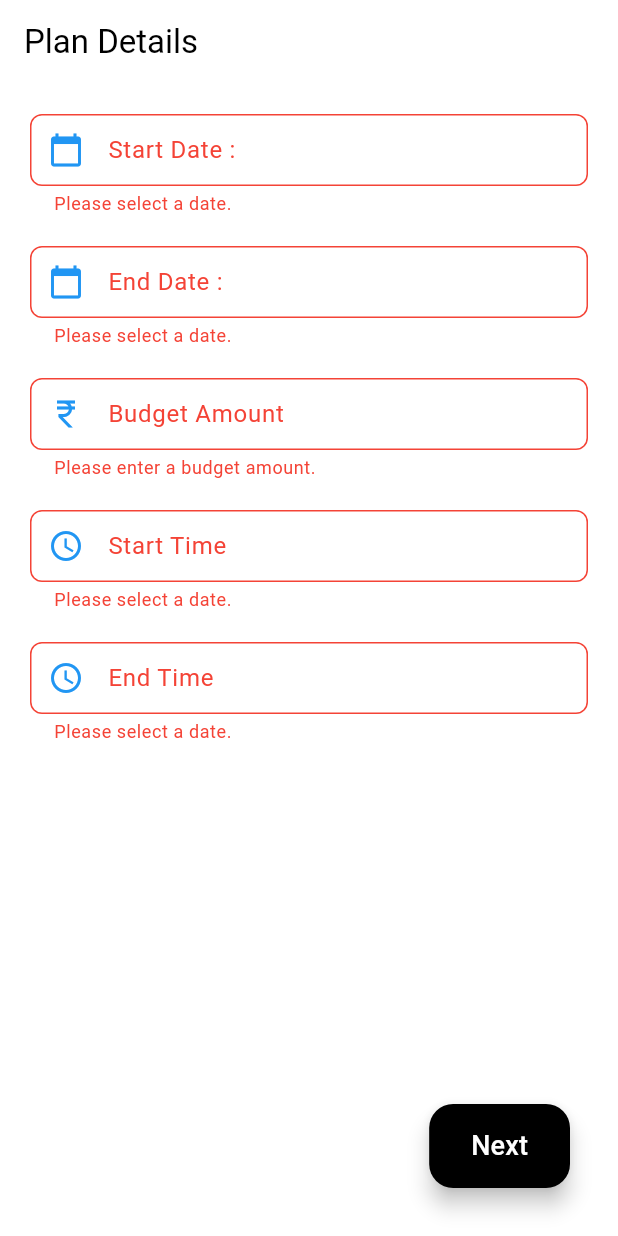
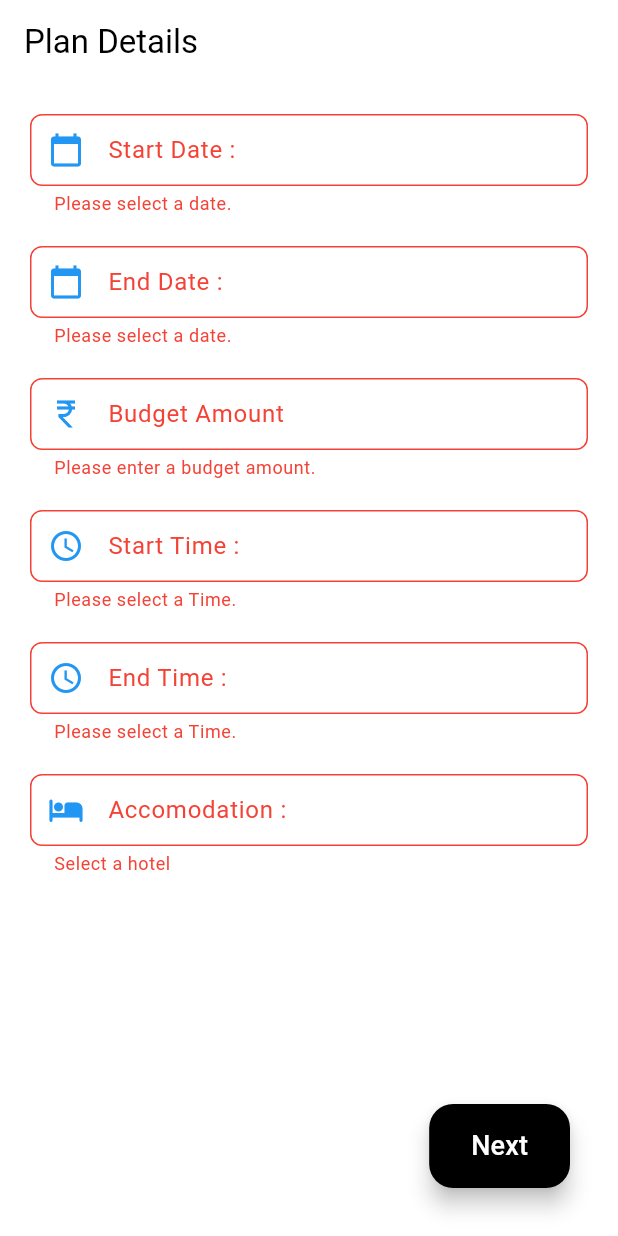
Before and after one commit to Prime-Movers/explore_ez, a Flutter app: the PlanDetails screen opened directly, after a tap on "Next", on a phone screen of 412 x 824 dp. Run offline on Flutter 3.47's test engine with Material 3 defaults, Android fonts, the phone set to English and light mode, and no system bars; our stand-ins replace bloc, cloud_firestore, equatable, firebase_auth, firebase_core, flutter_bloc and 3 more; missing offline and left inert: dart:html, flutter_polyline_points; accounts and stored records are empty.

Commit message:
added hotels dialog in plan details screeen and dependencies for the bloc

```diff
--- a/lib/app.dart
+++ b/lib/app.dart
@@ -2,6 +2,7 @@ import 'package:area_repository/area_repository.dart';
 import 'package:explore_ez/blocs/fetch_places_bloc/fetch_places_bloc.dart';
 import 'package:explore_ez/blocs/plan_details_bloc/plan_details_bloc.dart';
 import 'package:explore_ez/blocs/select_area_bloc/select_area_bloc.dart';
+import 'package:explore_ez/blocs/select_hotel_bloc/select_hotel_bloc.dart';
 import 'package:explore_ez/blocs/select_place_bloc/select_place_bloc.dart';
 import 'package:explore_ez/blocs/tour_plan_model_bloc/tour_plan_model_bloc.dart';
 import 'package:plan_repository/plan_repository.dart';
@@ -32,6 +33,7 @@ class MainApp extends StatelessWidget {
       RepositoryProvider<FetchPlacesBloc>(
           create: (_) => FetchPlacesBloc(FirebaseAreaRepo())),
       RepositoryProvider(create: (_) => SelectAreaBloc()),
+      RepositoryProvider(create: (_) => SelectHotelBloc(FirebaseAreaRepo())),
       RepositoryProvider(create: (_) => SelectPlaceBloc()),
       RepositoryProvider(create: (_) => TourPlanModelBloc(ModelPlanRepo())),
     ], child: const MyAppView());
--- a/lib/app_view.dart
+++ b/lib/app_view.dart
@@ -4,6 +4,7 @@ import 'package:explore_ez/blocs/plan_details_bloc/plan_details_bloc.dart';
 import 'package:explore_ez/blocs/select_area_bloc/select_area_bloc.dart';
 import 'package:explore_ez/blocs/get_trip_bloc/get_trip_bloc.dart';
 import 'package:explore_ez/blocs/search_area_bloc/search_area_bloc.dart';
+import 'package:explore_ez/blocs/select_hotel_bloc/select_hotel_bloc.dart';
 import 'package:explore_ez/blocs/select_place_bloc/select_place_bloc.dart';
 import 'package:explore_ez/blocs/tour_plan_model_bloc/tour_plan_model_bloc.dart';
 import 'package:flutter/material.dart';
@@ -57,6 +58,8 @@ class MyAppView extends StatelessWidget {
               ),
               BlocProvider(create: (context) => PlanDetailsBloc()),
               BlocProvider(create: (context) => SelectAreaBloc()),
+              BlocProvider(
+                  create: (context) => SelectHotelBloc(FirebaseAreaRepo())),
               BlocProvider(create: (context) => SelectPlaceBloc()),
               BlocProvider(
                 create: (context) => TourPlanModelBloc(ModelPlanRepo()),
--- a/lib/screens/plan_details/plan_details.dart
+++ b/lib/screens/plan_details/plan_details.dart
@@ -1,8 +1,11 @@
+import 'package:area_repository/area_repository.dart';
 import 'package:explore_ez/blocs/fetch_places_bloc/fetch_places_bloc.dart';
 import 'package:explore_ez/blocs/plan_details_bloc/plan_details_bloc.dart';
+import 'package:explore_ez/blocs/select_hotel_bloc/select_hotel_bloc.dart';
 import 'package:explore_ez/screens/plan_details/place_selection.dart';
 import 'package:flutter/material.dart';
 import 'package:flutter_bloc/flutter_bloc.dart';
+import 'package:explore_ez/components/textfield.dart';
 import 'package:intl/intl.dart';
 import 'package:flutter/services.dart';
 import 'package:explore_ez/components/visible_button.dart';
@@ -21,6 +24,8 @@ class _PlanDetailsState extends State<PlanDetails> {
   TextEditingController startTimeInputController = TextEditingController();
   TextEditingController endTimeInputController = TextEditingController();
   TextEditingController budgetInputController = TextEditingController();
+  TextEditingController hotelInputController = TextEditingController();
+
   var myFormat = DateFormat('yyyy-MM-dd');
 
   @override
@@ -40,20 +45,21 @@ class _PlanDetailsState extends State<PlanDetails> {
               child: Center(
                 child: Column(
                   children: <Widget>[
-                    dateField(
-                      context,
-                      "Start Date : ",
-                      startdateInputController,
-                    ),
+                    TextDetailsWidget(
+                        labelText: "Start Date : ",
+                        prefixIcon: Icons.calendar_today,
+                        onTap: () => _selectDate(),
+                        controller: startdateInputController,
+                        validation: "Please select a date. "),
                     const SizedBox(
                       height: 20,
                     ),
-                    // End date
-                    dateField(
-                      context,
-                      "End Date : ",
-                      enddateInputController,
-                    ),
+                    TextDetailsWidget(
+                        labelText: "End Date : ",
+                        prefixIcon: Icons.calendar_today,
+                        onTap: () => _selectDate(),
+                        controller: enddateInputController,
+                        validation: "Please select a date. "),
                     const SizedBox(
                       height: 20,
                     ),
@@ -61,17 +67,32 @@ class _PlanDetailsState extends State<PlanDetails> {
                     const SizedBox(
                       height: 20,
                     ),
-
-                    timeField(context, "Start Time", startTimeInputController,
-                        const TimeOfDay(hour: 8, minute: 00)),
-
+                    TextDetailsWidget(
+                        labelText: "Start Time : ",
+                        prefixIcon: Icons.access_time,
+                        onTap: () => _selectTime(
+                              const TimeOfDay(hour: 8, minute: 00),
+                            ),
+                        controller: startTimeInputController,
+                        validation: "Please select a Time. "),
                     const SizedBox(
                       height: 20,
                     ),
-                    timeField(context, "End Time", endTimeInputController,
-                        const TimeOfDay(hour: 18, minute: 00)),
-
+                    TextDetailsWidget(
+                        labelText: "End Time : ",
+                        prefixIcon: Icons.access_time,
+                        onTap: () => _selectTime(
+                              const TimeOfDay(hour: 18, minute: 00),
+                            ),
+                        controller: endTimeInputController,
+                        validation: "Please select a Time. "),
                     const SizedBox(height: 20.0),
+                    TextDetailsWidget(
+                        labelText: "Accomodation : ",
+                        prefixIcon: Icons.hotel_rounded,
+                        onTap: () => _openAccommodationDialog(context),
+                        controller: hotelInputController,
+                        validation: "Select a hotel")
                   ],
                 ),
               ),
@@ -89,6 +110,64 @@ class _PlanDetailsState extends State<PlanDetails> {
         text: "Next",
         onPressed: onPressed,
       ),
+    );
+  }
+
+  void _selectDate() async {
+    DateTime? newDate = await showDatePicker(
+      context: context,
+      initialDate: DateTime.now(),
+      firstDate: DateTime.now(),
+      lastDate: DateTime(2025),
+    );
+    if (newDate != null) {
+      startdateInputController.text = myFormat.format(newDate);
+    }
+  }
+
+  void _selectTime(TimeOfDay initialTime) async {
+    TimeOfDay? newTime = await showTimePicker(
+      context: context,
+      initialTime: initialTime,
+    );
+    if (newTime != null) {
+      startTimeInputController.text =
+          // ignore: use_build_context_synchronously
+          newTime.format(context);
+    }
+  }
+
+  void _openAccommodationDialog(BuildContext context) async {
+    return showDialog(
+      context: context,
+      builder: (BuildContext context) {
+        return Dialog(
+          backgroundColor: Theme.of(context).colorScheme.onBackground,
+          insetPadding: EdgeInsets.zero,
+          child: SingleChildScrollView(
+            child: BlocBuilder<SelectHotelBloc, SelectHotelState>(
+              builder: (context, state) {
+                if (state.status == Status.initial) {
+                  return const Center(child: CircularProgressIndicator());
+                } else if (state.status == Status.loaded) {
+                  return Column(
+                    children: [
+                      VerticalList(
+                        places: state.hotels,
+                        inputController: hotelInputController,
+                      ),
+                    ],
+                  );
+                } else {
+                  return const Center(
+                    child: Text("Error Getting the hotels"),
+                  );
+                }
+              },
+            ),
+          ),
+        );
+      },
     );
   }
 
@@ -159,90 +238,95 @@ class _PlanDetailsState extends State<PlanDetails> {
       },
     );
   }
+}
 
-  TextFormField dateField(BuildContext context, String labelText,
-      TextEditingController inputController) {
-    return TextFormField(
-      autovalidateMode: AutovalidateMode.onUserInteraction,
-      decoration: InputDecoration(
-        labelText: labelText,
-        prefixIcon: Icon(
-          Icons.calendar_today,
-          color: Theme.of(context).colorScheme.primary,
-        ),
-        hintStyle: TextStyle(
-          color: Theme.of(context).colorScheme.background,
-        ),
-        contentPadding: const EdgeInsets.all(12.0),
-        border: OutlineInputBorder(
-          borderRadius: BorderRadius.circular(8.0),
-          borderSide: BorderSide(
-            color: Theme.of(context).colorScheme.primary,
+class VerticalList extends StatelessWidget {
+  final List<Place> places;
+  final TextEditingController inputController;
+  const VerticalList(
+      {super.key, required this.places, required this.inputController});
+
+  @override
+  Widget build(BuildContext context) {
+    return BlocBuilder<SelectHotelBloc, SelectHotelState>(
+      builder: (context, state) {
+        return Padding(
+          padding: const EdgeInsets.all(20.0),
+          child: ListView.builder(
+            primary: false,
+            physics: const NeverScrollableScrollPhysics(),
+            shrinkWrap: true,
+            itemCount: places.length,
+            itemBuilder: (BuildContext context, int index) {
+              Place currentPlace = places[index];
+              final isSelected = state.selectedHotel == currentPlace;
+              return VerticalPlaceItem(
+                currentPlace: currentPlace,
+                isSelected: isSelected,
+                inputController: inputController,
+              );
+            },
           ),
-        ),
-      ),
-      readOnly: true,
-      onTap: () async {
-        DateTime? newDate = await showDatePicker(
-          context: context,
-          initialDate: DateTime.now(),
-          firstDate: DateTime.now(),
-          lastDate: DateTime(2025),
         );
-        if (newDate != null) {
-          inputController.text = myFormat.format(newDate);
-        }
-      },
-      // Use a more descriptive function name
-      controller: inputController,
-      validator: (value) {
-        if (value == null || value.isEmpty) {
-          return 'Please select a date.';
-        }
-        return null;
-      },
-    );
-  }
-
-  TextFormField timeField(BuildContext context, String labelText,
-      TextEditingController inputController, TimeOfDay defaultTime) {
-    return TextFormField(
-      autovalidateMode: AutovalidateMode.onUserInteraction,
-      decoration: InputDecoration(
-        labelText: labelText,
-        prefixIcon: Icon(
-          Icons.access_time,
-          color: Theme.of(context).colorScheme.primary,
-        ),
-        hintStyle: TextStyle(
-          color: Theme.of(context).colorScheme.background,
-        ),
-        contentPadding: const EdgeInsets.all(12.0),
-        border: OutlineInputBorder(
-          borderRadius: BorderRadius.circular(8.0),
-          borderSide: BorderSide(
-            color: Theme.of(context).colorScheme.primary,
-          ),
-        ),
-      ),
-      readOnly: true,
-      onTap: () async {
-        TimeOfDay? newTime = await showTimePicker(
-          context: context,
-          initialTime: defaultTime,
-        );
-        if (newTime != null) {
-          // ignore: use_build_context_synchronously
-          inputController.text = newTime.format(context);
-        }
-      }, // Use a more descriptive function name
-      controller: inputController,
-      validator: (value) {
-        if (value == null || value.isEmpty) {
-          return 'Please select a date.';
-        }
-        return null;
       },
     );
   }
 }
+
+class VerticalPlaceItem extends StatelessWidget {
+  final Place currentPlace;
+  final bool isSelected;
+  final TextEditingController inputController;
+  const VerticalPlaceItem(
+      {super.key,
+      required this.currentPlace,
+      required this.isSelected,
+      required this.inputController});
+  @override
+  Widget build(BuildContext context) {
+    String placeImage = currentPlace.placeImage;
+    String placeName = currentPlace.placeName;
+    return Padding(
+      padding: const EdgeInsets.all(10.0),
+      child: InkWell(
+        child: SizedBox(
+          height: 100.0,
+          child: Row(children: <Widget>[
+            ClipRRect(
+              borderRadius: BorderRadius.circular(5),
+              child: Image.network(placeImage,
+                  height: 100.0, width: 100.0, fit: BoxFit.cover),
+            ),
+            const SizedBox(width: 15.0),
+            Icon(
+              isSelected
+                  ? Icons.check_box_rounded
+                  : Icons.check_box_outline_blank,
+              color: Theme.of(context).colorScheme.background,
+              size: 30,
+            ),
+            const SizedBox(width: 15.0),
+            Flexible(
+              child: Text(
+                placeName,
+                style: const TextStyle(
+                  fontWeight: FontWeight.w700,
+                  fontSize: 15.0,
+                ),
+                maxLines: 2,
+                overflow: TextOverflow.ellipsis,
+              ),
+            ),
+          ]),
+        ),
+        onTap: () {
+          BlocProvider.of<SelectHotelBloc>(context)
+              .add(SelectHotel(hotel: currentPlace));
+          BlocProvider.of<PlanDetailsBloc>(context)
+              .add(GetHotel(hotel: currentPlace));
+          inputController.text = currentPlace.placeName;
+        },
+      ),
+    );
+  }
+}
--- a/lib/screens/plan_details/search_area.dart
+++ b/lib/screens/plan_details/search_area.dart
@@ -2,6 +2,7 @@ import 'package:explore_ez/blocs/plan_details_bloc/plan_details_bloc.dart';
 import 'package:explore_ez/blocs/select_area_bloc/select_area_bloc.dart';
 
 import 'package:explore_ez/blocs/search_area_bloc/search_area_bloc.dart';
+import 'package:explore_ez/blocs/select_hotel_bloc/select_hotel_bloc.dart';
 
 import 'plan_details.dart';
 import 'package:flutter/material.dart';
@@ -62,6 +63,8 @@ class SearchAreaScreen extends StatelessWidget {
                 context
                     .read<PlanDetailsBloc>()
                     .add(GetArea(area: state.selectArea));
+                BlocProvider.of<SelectHotelBloc>(context)
+                    .add(FetchHotel(areaName: state.selectArea));
                 Navigator.push(
                   context,
                   MaterialPageRoute(builder: (BuildContext context) {
```
